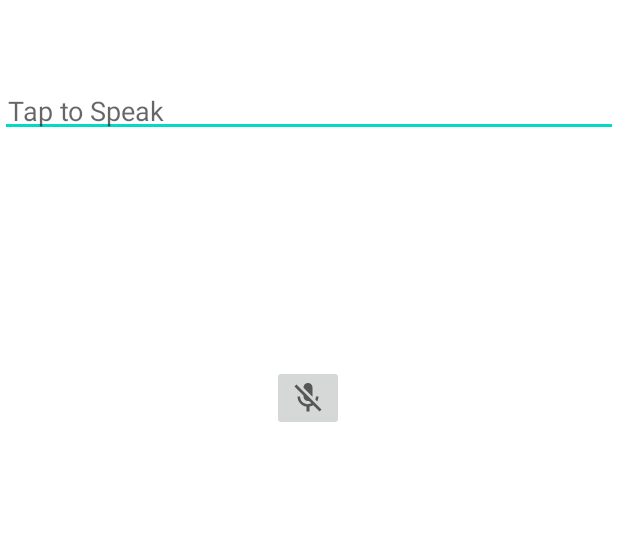
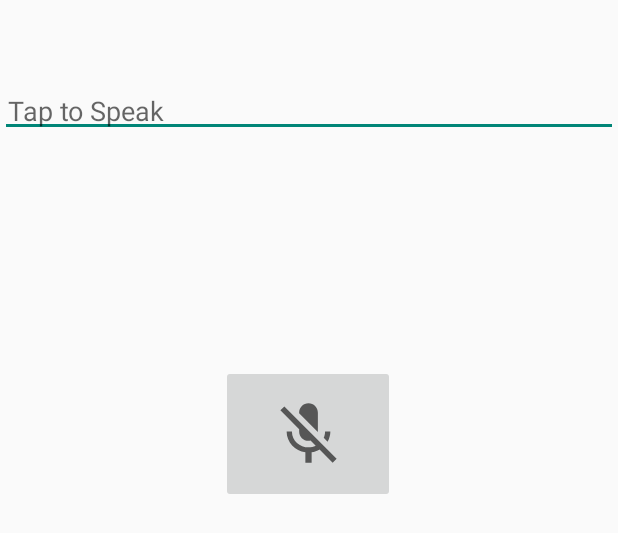
Before and after one commit to aritraMandal02/Voice-Assistant, an Android app: the layout activity_main.xml on its own in the app's theme, with its tools: preview values and no code run, on a phone screen of 412 x 824 dp. Shown: the top 533 px of the screen. Run offline under Robolectric (Android 15) with nearby library versions, the phone set to English and light mode, and no system bars.

Commit message:
Increasing the button size

```diff
--- a/app/src/main/res/drawable/ic_baseline_mic_off_24.xml
+++ b/app/src/main/res/drawable/ic_baseline_mic_off_24.xml
@@ -1,10 +1,5 @@
-<vector xmlns:android="http://schemas.android.com/apk/res/android"
-    android:width="24dp"
-    android:height="24dp"
-    android:viewportWidth="24"
-    android:viewportHeight="24"
-    android:tint="?attr/colorControlNormal">
-  <path
-      android:fillColor="@android:color/white"
-      android:pathData="M19,11h-1.7c0,0.74 -0.16,1.43 -0.43,2.05l1.23,1.23c0.56,-0.98 0.9,-2.09 0.9,-3.28zM14.98,11.17c0,-0.06 0.02,-0.11 0.02,-0.17L15,5c0,-1.66 -1.34,-3 -3,-3S9,3.34 9,5v0.18l5.98,5.99zM4.27,3L3,4.27l6.01,6.01L9.01,11c0,1.66 1.33,3 2.99,3 0.22,0 0.44,-0.03 0.65,-0.08l1.66,1.66c-0.71,0.33 -1.5,0.52 -2.31,0.52 -2.76,0 -5.3,-2.1 -5.3,-5.1L5,11c0,3.41 2.72,6.23 6,6.72L11,21h2v-3.28c0.91,-0.13 1.77,-0.45 2.54,-0.9L19.73,21 21,19.73 4.27,3z"/>
+<vector android:height="50dp" android:tint="?attr/colorControlNormal"
+    android:viewportHeight="24" android:viewportWidth="24"
+    android:width="50dp" xmlns:android="http://schemas.android.com/apk/res/android">
+    <path android:fillColor="@android:color/white" android:pathData="M19,11h-1.7c0,0.74 -0.16,1.43 -0.43,2.05l1.23,1.23c0.56,-0.98 0.9,-2.09 0.9,-3.28zM14.98,11.17c0,-0.06 0.02,-0.11 0.02,-0.17L15,5c0,-1.66 -1.34,-3 -3,-3S9,3.34 9,5v0.18l5.98,5.99zM4.27,3L3,4.27l6.01,6.01L9.01,11c0,1.66 1.33,3 2.99,3 0.22,0 0.44,-0.03 0.65,-0.08l1.66,1.66c-0.71,0.33 -1.5,0.52 -2.31,0.52 -2.76,0 -5.3,-2.1 -5.3,-5.1L5,11c0,3.41 2.72,6.23 6,6.72L11,21h2v-3.28c0.91,-0.13 1.77,-0.45 2.54,-0.9L19.73,21 21,19.73 4.27,3z"/>
 </vector>
--- a/app/src/main/res/layout/activity_main.xml
+++ b/app/src/main/res/layout/activity_main.xml
@@ -22,8 +22,8 @@
 
     <ImageButton
         android:id="@+id/im_button"
-        android:layout_width="wrap_content"
-        android:layout_height="wrap_content"
+        android:layout_width="116dp"
+        android:layout_height="92dp"
         android:layout_marginTop="152dp"
         android:src="@drawable/ic_baseline_mic_off_24"
         app:layout_constraintEnd_toEndOf="parent"
--- a/app/src/main/res/values-night/themes.xml
+++ b/app/src/main/res/values-night/themes.xml
@@ -1,6 +1,6 @@
 <resources xmlns:tools="http://schemas.android.com/tools">
     <!-- Base application theme. -->
-    <style name="Theme.VoiceAssistant" parent="Theme.MaterialComponents.DayNight.DarkActionBar">
+    <style name="Theme.VoiceAssistant" parent="Theme.AppCompat.Light.NoActionBar">
         <!-- Primary brand color. -->
         <item name="colorPrimary">@color/purple_200</item>
         <item name="colorPrimaryVariant">@color/purple_700</item>
--- a/app/src/main/res/values/themes.xml
+++ b/app/src/main/res/values/themes.xml
@@ -1,6 +1,6 @@
 <resources xmlns:tools="http://schemas.android.com/tools">
     <!-- Base application theme. -->
-    <style name="Theme.VoiceAssistant" parent="Theme.MaterialComponents.DayNight.DarkActionBar">
+    <style name="Theme.VoiceAssistant" parent="Theme.AppCompat.Light.NoActionBar">
         <!-- Primary brand color. -->
         <item name="colorPrimary">@color/purple_500</item>
         <item name="colorPrimaryVariant">@color/purple_700</item>
```
Also changed, not shown: app/src/main/res/drawable/ic_baseline_mic_24.xml (+4 -9 lines).
